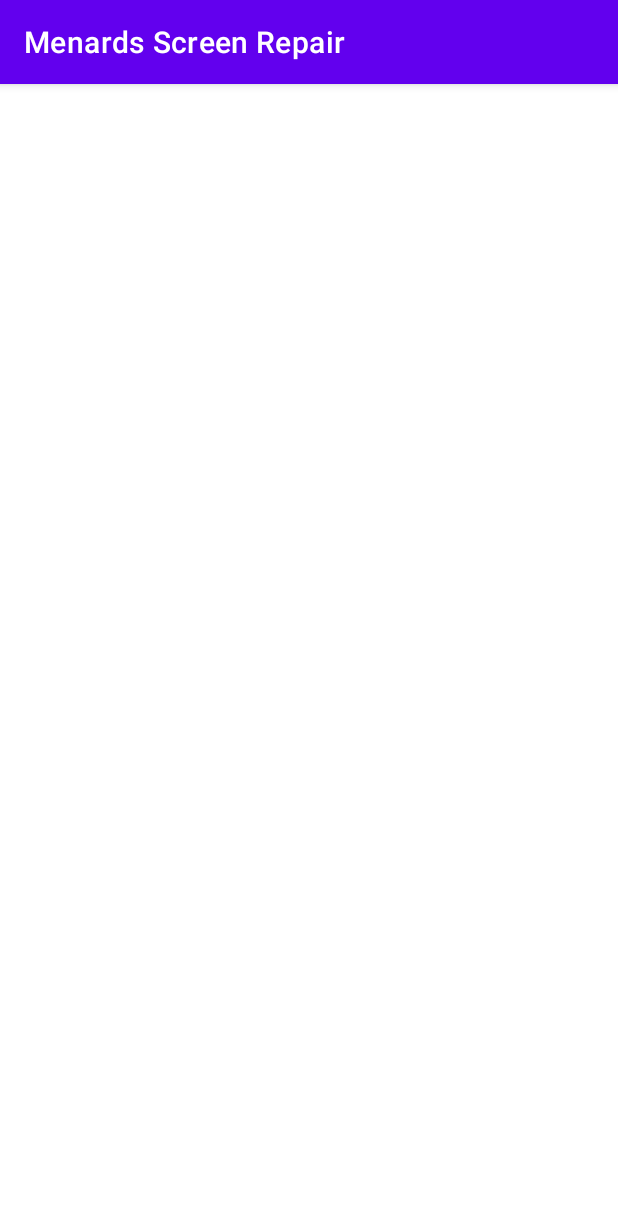
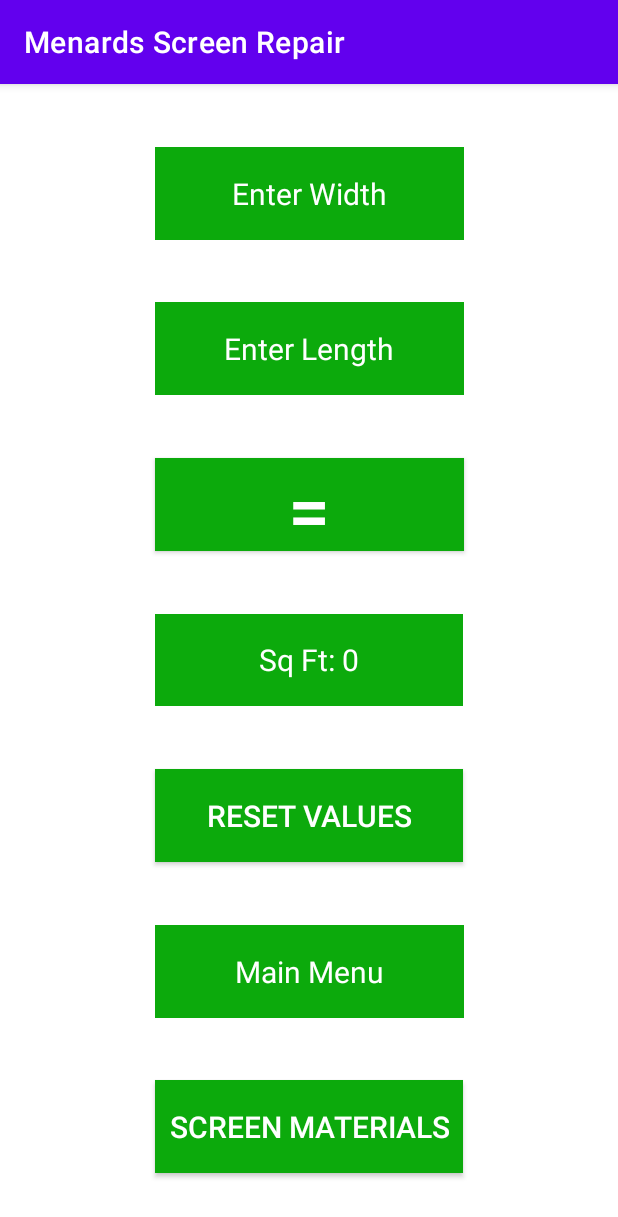
Before and after one commit to StringJoe/menards_screen_repair, an Android app: the screenSize screen opened directly, with no data from a screen before it, on a phone screen of 412 x 824 dp. Shown: the top 1217 px of the screen. Run offline under Robolectric (Android 15) with nearby library versions, the phone set to English and light mode, and no system bars.

Commit message:
completed layout for screen size activity

```diff
--- a/app/src/main/res/layout/activity_screen_size.xml
+++ b/app/src/main/res/layout/activity_screen_size.xml
@@ -4,6 +4,132 @@
     xmlns:tools="http://schemas.android.com/tools"
     android:layout_width="match_parent"
     android:layout_height="match_parent"
+    android:background="@color/white"
     tools:context=".screenSize">
 
+    <androidx.constraintlayout.widget.Guideline
+        android:id="@+id/guide1"
+        android:layout_width="wrap_content"
+        android:layout_height="wrap_content"
+        android:orientation="vertical"
+        app:layout_constraintGuide_percent="0.25" />
+
+    <androidx.constraintlayout.widget.Guideline
+        android:id="@+id/guide2"
+        android:layout_width="wrap_content"
+        android:layout_height="wrap_content"
+        android:orientation="vertical"
+        app:layout_constraintGuide_percent="0.75" />
+
+    <EditText
+        android:id="@+id/width"
+        android:layout_width="0dp"
+        android:layout_height="0dp"
+        android:background="@color/menards_green"
+        android:hint="Enter Width"
+        android:textAlignment="center"
+        android:textColorHint="@color/white"
+        android:textSize="20sp"
+        app:layout_constraintBottom_toTopOf="@+id/length"
+        app:layout_constraintDimensionRatio="1:0.3"
+        app:layout_constraintEnd_toEndOf="@id/guide2"
+        app:layout_constraintHorizontal_bias="0.5"
+        app:layout_constraintStart_toEndOf="@id/guide1"
+        app:layout_constraintTop_toTopOf="parent" />
+
+    <EditText
+        android:id="@+id/length"
+        android:layout_width="0dp"
+        android:layout_height="0dp"
+        android:background="@color/menards_green"
+        android:hint="Enter Length"
+        android:textAlignment="center"
+        android:textColorHint="@color/white"
+        android:textSize="20sp"
+        app:layout_constraintBottom_toTopOf="@+id/equals"
+        app:layout_constraintDimensionRatio="1:0.3"
+        app:layout_constraintEnd_toEndOf="@id/guide2"
+        app:layout_constraintHorizontal_bias="0.5"
+        app:layout_constraintStart_toEndOf="@id/guide1"
+        app:layout_constraintTop_toBottomOf="@+id/width" />
+
+    <androidx.appcompat.widget.AppCompatButton
+        android:id="@+id/equals"
+        android:layout_width="0dp"
+        android:layout_height="0dp"
+        android:background="@color/menards_green"
+        android:gravity="center_horizontal|center_vertical"
+        android:text="="
+        android:textColor="@color/white"
+        android:textSize="50sp"
+        app:layout_constraintBottom_toTopOf="@+id/textView"
+        app:layout_constraintDimensionRatio="1:0.3"
+        app:layout_constraintEnd_toEndOf="@id/guide2"
+        app:layout_constraintHorizontal_bias="0.5"
+        app:layout_constraintStart_toEndOf="@id/guide1"
+        app:layout_constraintTop_toBottomOf="@+id/length" />
+
+    <TextView
+        android:id="@+id/textView"
+        android:layout_width="0dp"
+        android:layout_height="0dp"
+        android:background="@color/menards_green"
+        android:gravity="center_vertical|center_horizontal"
+        android:text="Sq Ft: 0"
+        android:textColor="@color/white"
+        android:textSize="20sp"
+        app:layout_constraintBottom_toTopOf="@+id/resetBtn"
+        app:layout_constraintDimensionRatio="1:0.3"
+        app:layout_constraintEnd_toEndOf="@id/guide2"
+        app:layout_constraintHorizontal_bias="0.5"
+        app:layout_constraintStart_toEndOf="@id/guide1"
+        app:layout_constraintTop_toBottomOf="@+id/equals" />
+
+    <androidx.appcompat.widget.AppCompatButton
+        android:id="@+id/resetBtn"
+        android:layout_width="0dp"
+        android:layout_height="0dp"
+        android:background="@color/menards_green"
+        android:text="Reset Values"
+        android:textColor="@color/white"
+        android:textSize="20sp"
+        app:layout_constraintBottom_toTopOf="@+id/mainMenu"
+        app:layout_constraintDimensionRatio="1:0.3"
+        app:layout_constraintEnd_toEndOf="@id/guide2"
+        app:layout_constraintHorizontal_bias="0.5"
+        app:layout_constraintStart_toEndOf="@id/guide1"
+        app:layout_constraintTop_toBottomOf="@+id/textView" />
+
+    <TextView
+        android:id="@+id/mainMenu"
+        android:layout_width="0dp"
+        android:layout_height="0dp"
+        android:background="@color/menards_green"
+        android:gravity="center_vertical|center_horizontal"
+        android:text="Main Menu"
+        android:textColor="@color/white"
+        android:textSize="20sp"
+        app:layout_constraintBottom_toTopOf="@+id/screenMaterials"
+        app:layout_constraintDimensionRatio="1:0.3"
+        app:layout_constraintEnd_toEndOf="@id/guide2"
+        app:layout_constraintHorizontal_bias="0.5"
+        app:layout_constraintStart_toEndOf="@id/guide1"
+        app:layout_constraintTop_toBottomOf="@+id/resetBtn" />
+
+    <androidx.appcompat.widget.AppCompatButton
+        android:id="@+id/screenMaterials"
+        android:layout_width="0dp"
+        android:layout_height="0dp"
+        android:background="@color/menards_green"
+        android:text="Screen Materials"
+        android:textColor="@color/white"
+        android:textSize="20sp"
+        app:layout_constraintBottom_toBottomOf="parent"
+        app:layout_constraintDimensionRatio="1:0.3"
+        app:layout_constraintEnd_toEndOf="@id/guide2"
+        app:layout_constraintHorizontal_bias="0.5"
+        app:layout_constraintStart_toEndOf="@id/guide1"
+        app:layout_constraintTop_toBottomOf="@+id/mainMenu" />
+
+
 </androidx.constraintlayout.widget.ConstraintLayout>
```
